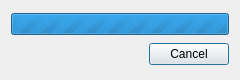
Before: the Qt Designer form EKG/Views/processing.ui in qwerty90/ProjektEKG, drawn with Qt 5.
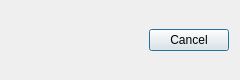
After: the same form once the commit is applied. Icons and pictures are not drawn.

The edit to the form file:
```diff
--- a/EKG/Views/processing.ui
+++ b/EKG/Views/processing.ui
@@ -21,19 +21,6 @@
     <normaloff>:/img/img/icon.png</normaloff>:/img/img/icon.png</iconset>
   </property>
   <layout class="QVBoxLayout" name="verticalLayout">
-   <item>
-    <widget class="QProgressBar" name="progressBar">
-     <property name="maximum">
-      <number>0</number>
-     </property>
-     <property name="value">
-      <number>0</number>
-     </property>
-     <property name="alignment">
-      <set>Qt::AlignLeading|Qt::AlignLeft|Qt::AlignVCenter</set>
-     </property>
-    </widget>
-   </item>
    <item>
     <layout class="QHBoxLayout" name="horizontalLayout">
      <item>
```
